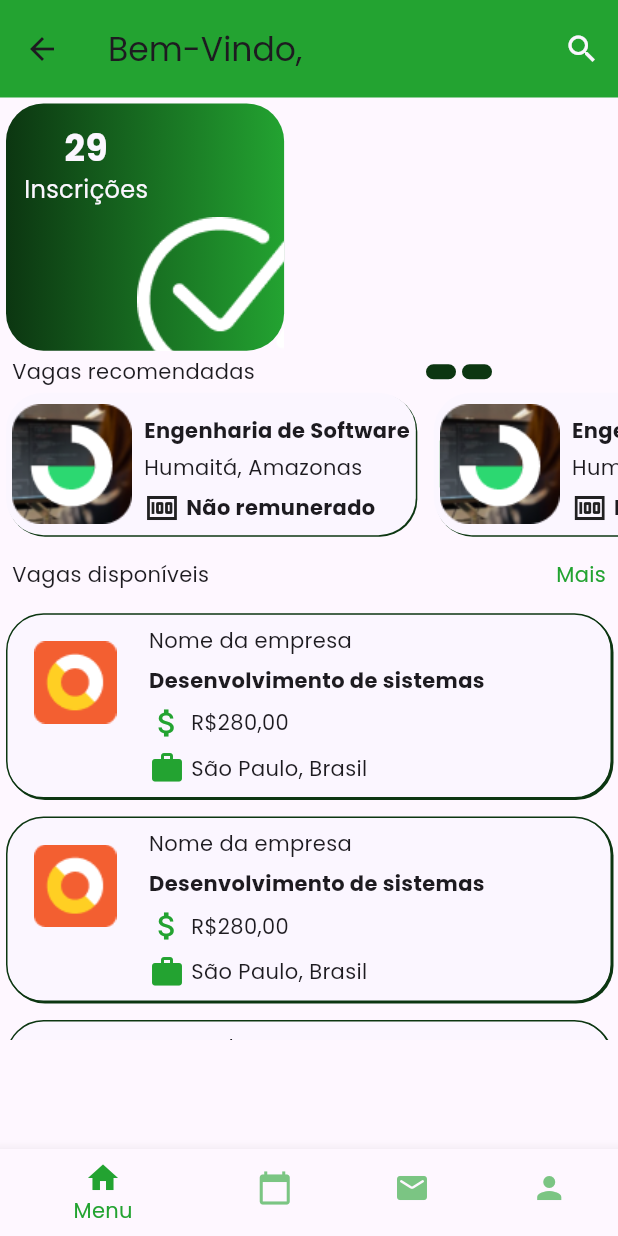
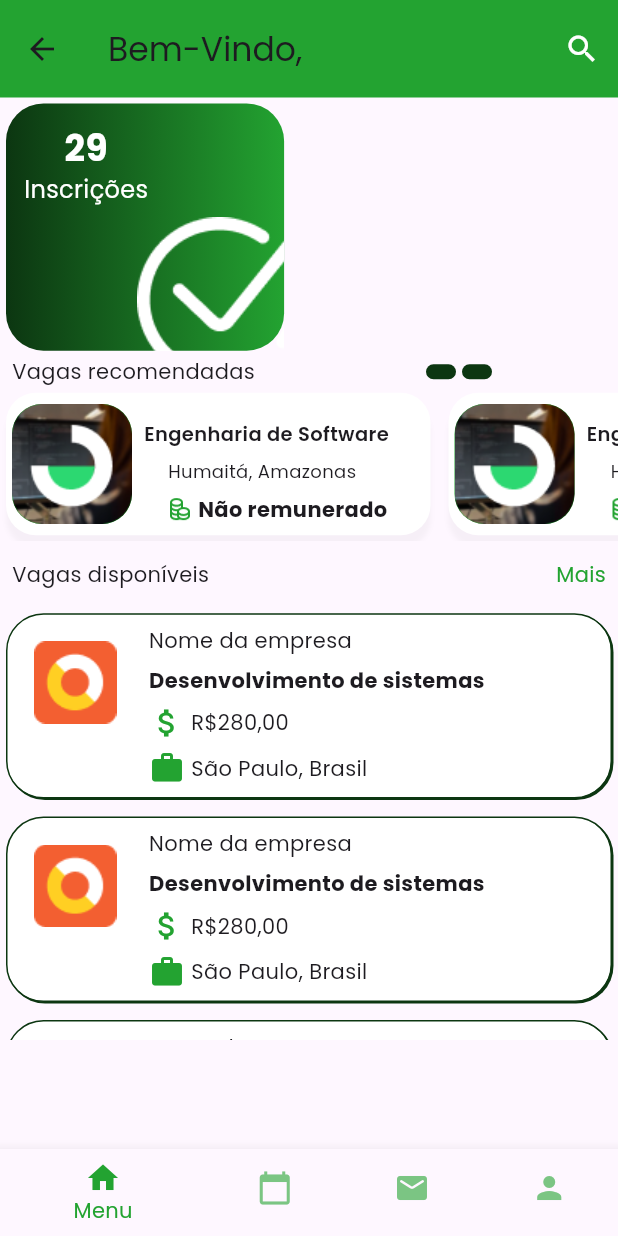
Before and after one commit to EstagioUnipampa/Estagiou-front, a Flutter app: the HomePage screen opened by its route, on a phone screen of 412 x 824 dp. Run offline on Flutter 3.47's test engine with Material 3 defaults, Android fonts, the phone set to English and light mode, and no system bars; our stand-ins replace dio, equatable, flutter_bloc, flutter_modular, google_sign_in.

Commit message:
feat: :lipstick: Correção de itens

```diff
--- a/estagiou/lib/features/home/view/home_page.dart
+++ b/estagiou/lib/features/home/view/home_page.dart
@@ -30,6 +30,7 @@ class _HomePageState extends State<HomePage> {
           ),
         ],
       ),
+      backgroundColor: Palette.backgroundColor,
       body: ListView(
         children: [
           Align(
--- a/estagiou/lib/features/home/view/widgets/recommended_vacancies.dart
+++ b/estagiou/lib/features/home/view/widgets/recommended_vacancies.dart
@@ -1,4 +1,3 @@
-
 import 'package:flutter/material.dart';
 import 'package:flutter_application_1/extensions/custom_padding.dart';
 import 'package:flutter_application_1/theme/palette.dart';
@@ -14,16 +13,18 @@ class RecommendedVacanciesWidget extends StatelessWidget {
   @override
   Widget build(BuildContext context) {
     return Container(
+      width: 283,
+      height: 200,
       padding: const EdgeInsets.all(4),
       margin: const EdgeInsets.all(4),
-      height: size.height * 0.1,
       decoration: BoxDecoration(
-        borderRadius: BorderRadius.circular(25),
+        borderRadius: BorderRadius.circular(20),
         color: Palette.whiteColor,
-        boxShadow: const [
+        boxShadow: [
           BoxShadow(
-            color: Palette.darkGreen,
-            offset: Offset(1, 1),
+            color: Colors.black.withOpacity(0.03), // Cor #000000
+            offset: const Offset(0, 8), // Somente Y com valor 8
+            blurRadius: 2, // Valor de desfoque
           ),
         ],
       ),
@@ -34,10 +35,19 @@ class RecommendedVacanciesWidget extends StatelessWidget {
           Flexible(
             child: Container(
               decoration: BoxDecoration(
-                borderRadius: BorderRadius.circular(25),
-                color: Palette.lightGreen,
+                  borderRadius: BorderRadius.circular(20),
+                  color: Palette.lightGreen),
+              child: ClipRRect(
+                borderRadius: BorderRadius.circular(
+                    20), // Aplica o border radius à imagem
+                child: Image.asset(
+                  'assets/companyLogo_recommended.png',
+                  height: 80,
+                  width: 80,
+                  fit: BoxFit
+                      .cover, // Faz a imagem preencher todo o espaço disponível
+                ),
               ),
-              child: Image.asset('assets/companyLogo_recommended.png'),
             ),
           ),
           8.pw,
@@ -51,7 +61,10 @@ class RecommendedVacanciesWidget extends StatelessWidget {
                   children: [
                     Text(
                       'Engenharia de Software',
-                      style: TextStyle(fontWeight: FontWeight.bold),
+                      style: TextStyle(
+                          fontWeight: FontWeight.w600,
+                          fontSize: 13,
+                          fontFamily: "Poppins"),
                     ),
                   ],
                 ),
@@ -59,18 +72,45 @@ class RecommendedVacanciesWidget extends StatelessWidget {
               const Flexible(
                 child: Row(
                   children: [
-                    Text('Humaitá, Amazonas'),
+                    Padding(
+                      padding: EdgeInsets.only(
+                          left: 16.0), // Define a margem à esquerda
+                      child: Text(
+                        'Humaitá, Amazonas',
+                        style: TextStyle(
+                          fontWeight: FontWeight.normal,
+                          fontSize: 12,
+                          fontFamily: "Poppins",
+                        ),
+                      ),
+                    ),
                   ],
                 ),
               ),
               Flexible(
                 child: Row(
                   children: [
-                    const Icon(Icons.money),
-                    4.pw,
-                    const Text(
-                      'Não remunerado',
-                      style: TextStyle(fontWeight: FontWeight.bold),
+                    Padding(
+                      padding: EdgeInsets.only(
+                          left: 16.0), // Define a margem à esquerda
+                      child: Row(
+                        children: [
+                          Image.asset(
+                            'assets/coins.png',
+                            height: 16,
+                            width: 16, // Tamanho do ícone
+                          ),
+                          4.pw, // Espaçamento horizontal entre o ícone e o texto
+                          const Text(
+                            'Não remunerado',
+                            style: TextStyle(
+                              fontWeight: FontWeight.bold,
+                              fontSize: 14,
+                              fontFamily: "Poppins",
+                            ),
+                          ),
+                        ],
+                      ),
                     ),
                   ],
                 ),
--- a/estagiou/lib/theme/palette.dart
+++ b/estagiou/lib/theme/palette.dart
@@ -1,7 +1,8 @@
 import 'package:flutter/material.dart';
 
 class Palette {
-  static const Color whiteColor = Color(0xFFFBF6FF);
+  static const Color whiteColor = Color.fromARGB(255, 255, 255, 255);
+  static const Color backgroundColor = Color(0x00FBF6FF);
   static const Color primaryColor = Color(0xFF1A7924);
   static const Color lightGreen = Color(0xFF23A331);
   static const Color darkGreen = Color(0xFF0C3611);
```
Also changed, not shown: estagiou/assets/coins.png (added).
